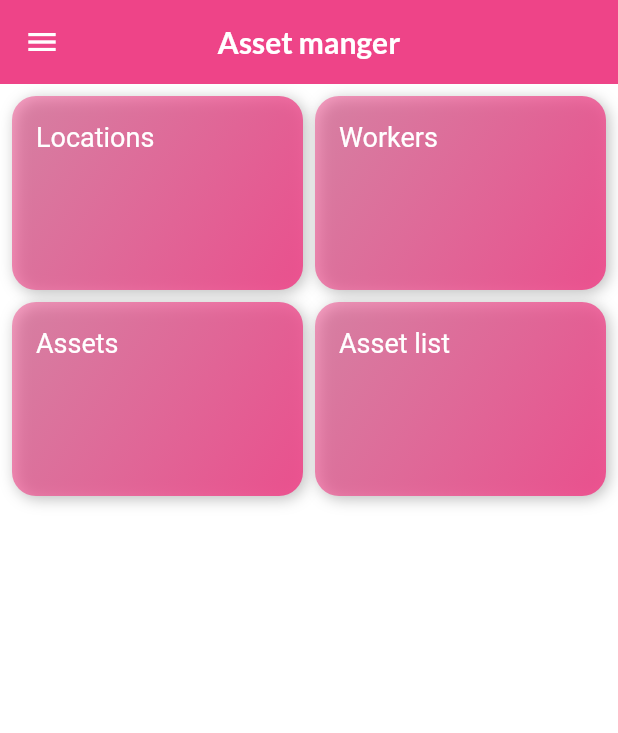
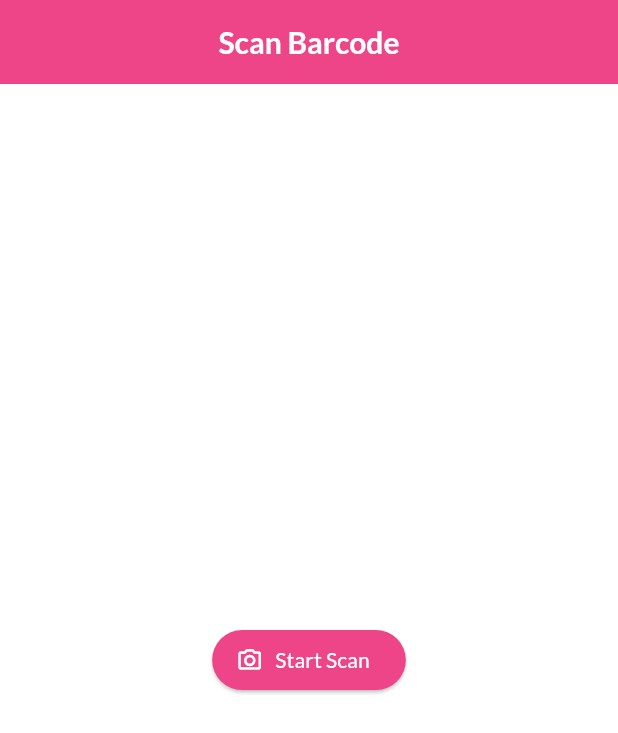
Before and after one commit to pero-grubac/AssetManager, a Flutter app: the screen it shows after launch, on a phone screen of 412 x 824 dp. Shown: the top 733 px of the screen. Run offline on Flutter 3.47's test engine with Material 3 defaults, Android fonts, the phone set to English and light mode, and no system bars; our stand-ins replace barcode_widget, flutter_localization, flutter_riverpod, google_fonts, google_maps_flutter, image_picker and 2 more; missing offline and left inert: flutter_barcode_scanner; accounts and stored records are empty.

Commit message:
Barcode scanner

```diff
--- a/lib/main.dart
+++ b/lib/main.dart
@@ -2,6 +2,7 @@ import 'package:asset_manager/screens/asset_screen.dart';
 import 'package:asset_manager/screens/home_screen.dart';
 import 'package:asset_manager/screens/location_screen.dart';
 import 'package:asset_manager/screens/map_screen.dart';
+import 'package:asset_manager/screens/scan_barcode_screen.dart';
 import 'package:asset_manager/screens/settings_screen.dart';
 import 'package:asset_manager/screens/workers_screen.dart';
 import 'package:asset_manager/theme/theme_constants.dart';
@@ -34,7 +35,7 @@ class AssetManager extends StatelessWidget {
       theme: lightTheme,
       darkTheme: darkTheme,
       themeMode: ThemeMode.system,
-      initialRoute: HomeScreen.id,
+      initialRoute: ScanBarcodeScreen.id,
       routes: {
         HomeScreen.id: (context) => const HomeScreen(),
         WorkersScreen.id: (context) => const WorkersScreen(),
@@ -42,6 +43,7 @@ class AssetManager extends StatelessWidget {
         AssetScreen.id: (context) => const AssetScreen(),
         MapScreen.id: (context) => const MapScreen(),
         SettingsScreen.id: (context) => const SettingsScreen(),
+        ScanBarcodeScreen.id: (context) => const ScanBarcodeScreen(),
       },
     );
   }
--- /dev/null
+++ b/lib/screens/scan_barcode_screen.dart
@@ -0,0 +1,59 @@
+import 'package:flutter/material.dart';
+import 'package:flutter/services.dart';
+import 'package:flutter_barcode_scanner/flutter_barcode_scanner.dart';
+
+import '../widgets/util/error_dialog.dart';
+
+class ScanBarcodeScreen extends StatefulWidget {
+  static const id = 'barcode_screen';
+
+  const ScanBarcodeScreen({super.key});
+
+  @override
+  State<ScanBarcodeScreen> createState() => _ScanBarcodeScreenState();
+}
+
+class _ScanBarcodeScreenState extends State<ScanBarcodeScreen> {
+  String? scanResult;
+
+  Future<void> scanBarcode() async {
+    String? scanResult;
+    try {
+      scanResult = await FlutterBarcodeScanner.scanBarcode(
+        "#ff6666", // Convert color to string
+        "Cancel",
+        true,
+        ScanMode.BARCODE,
+      );
+    } on PlatformException {
+      ErrorDialog.show(context, 'Error scanning barcode.');
+    }
+    if (!mounted) return;
+    setState(() {
+      this.scanResult = scanResult;
+    });
+    print(scanResult);
+  }
+
+  @override
+  Widget build(BuildContext context) {
+    return Scaffold(
+      appBar: AppBar(
+        title: const Text('Scan Barcode'),
+        centerTitle: true,
+      ),
+      body: Center(
+        child: Column(
+          mainAxisAlignment: MainAxisAlignment.center,
+          children: [
+            ElevatedButton.icon(
+              onPressed: scanBarcode,
+              icon: const Icon(Icons.camera_alt_outlined),
+              label: const Text('Start Scan'),
+            ),
+          ],
+        ),
+      ),
+    );
+  }
+}
```
Also changed, not shown: pubspec.lock.
